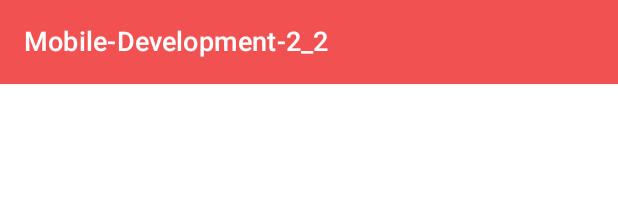
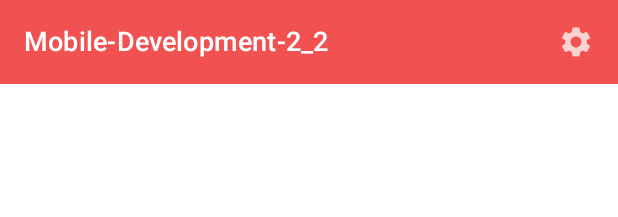
Before and after one commit to Somfic/2.2-Mobile-Development, an Android app built with Jetpack Compose: the @Preview function TopBarPreview, on a phone screen of 412 x 824 dp. Shown: the top 217 px of the screen. Run offline under Robolectric (Android 15) with nearby library versions, the phone set to English and light mode, and no system bars; libraries missing offline, so code that uses them is left out: org.osmdroid.config.

Commit message:
added settings button

```diff
--- a/app/src/main/java/com/example/mobile_development_2_2/GUI/MainActivity.kt
+++ b/app/src/main/java/com/example/mobile_development_2_2/GUI/MainActivity.kt
@@ -11,6 +11,8 @@
 import androidx.compose.foundation.layout.fillMaxSize
 import androidx.compose.foundation.layout.padding
 import androidx.compose.material.*
+import androidx.compose.material.icons.Icons
+import androidx.compose.material.icons.filled.Favorite
 import androidx.compose.runtime.Composable
 import androidx.compose.ui.Modifier
 import androidx.compose.ui.graphics.Color
@@ -92,10 +94,16 @@
 
 @Composable
 fun TopBar() {
+    val item = NavigationItem.Settings
     TopAppBar(
         title = { Text(text = stringResource(R.string.app_name), fontSize = 18.sp) },
         backgroundColor = colorResource(id = R.color.colorPrimary),
-        contentColor = Color.White
+        contentColor = Color.White,
+        actions = {
+            IconButton(onClick = { /*TODO*/ }) {
+                Icon(painterResource(id = item.icon), contentDescription = item.title)
+            }
+        }
     )
 }
 
--- a/app/src/main/java/com/example/mobile_development_2_2/GUI/NavigationItem.kt
+++ b/app/src/main/java/com/example/mobile_development_2_2/GUI/NavigationItem.kt
@@ -6,4 +6,5 @@
     object Home : NavigationItem("home", R.drawable.ic_home, "Home")
     object Map : NavigationItem("map", R.drawable.ic_map, "Map")
     object POIs : NavigationItem("POIs", R.drawable.ic_poi, "POIs")
+    object Settings : NavigationItem("settings", R.drawable.ic_settings, "Settings")
 }
--- /dev/null
+++ b/app/src/main/res/drawable/ic_settings.xml
@@ -0,0 +1,5 @@
+<vector android:height="24dp" android:tint="#000000"
+    android:viewportHeight="24" android:viewportWidth="24"
+    android:width="24dp" xmlns:android="http://schemas.android.com/apk/res/android">
+    <path android:fillColor="@android:color/white" android:pathData="M19.14,12.94c0.04,-0.3 0.06,-0.61 0.06,-0.94c0,-0.32 -0.02,-0.64 -0.07,-0.94l2.03,-1.58c0.18,-0.14 0.23,-0.41 0.12,-0.61l-1.92,-3.32c-0.12,-0.22 -0.37,-0.29 -0.59,-0.22l-2.39,0.96c-0.5,-0.38 -1.03,-0.7 -1.62,-0.94L14.4,2.81c-0.04,-0.24 -0.24,-0.41 -0.48,-0.41h-3.84c-0.24,0 -0.43,0.17 -0.47,0.41L9.25,5.35C8.66,5.59 8.12,5.92 7.63,6.29L5.24,5.33c-0.22,-0.08 -0.47,0 -0.59,0.22L2.74,8.87C2.62,9.08 2.66,9.34 2.86,9.48l2.03,1.58C4.84,11.36 4.8,11.69 4.8,12s0.02,0.64 0.07,0.94l-2.03,1.58c-0.18,0.14 -0.23,0.41 -0.12,0.61l1.92,3.32c0.12,0.22 0.37,0.29 0.59,0.22l2.39,-0.96c0.5,0.38 1.03,0.7 1.62,0.94l0.36,2.54c0.05,0.24 0.24,0.41 0.48,0.41h3.84c0.24,0 0.44,-0.17 0.47,-0.41l0.36,-2.54c0.59,-0.24 1.13,-0.56 1.62,-0.94l2.39,0.96c0.22,0.08 0.47,0 0.59,-0.22l1.92,-3.32c0.12,-0.22 0.07,-0.47 -0.12,-0.61L19.14,12.94zM12,15.6c-1.98,0 -3.6,-1.62 -3.6,-3.6s1.62,-3.6 3.6,-3.6s3.6,1.62 3.6,3.6S13.98,15.6 12,15.6z"/>
+</vector>
```
